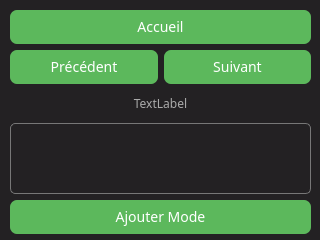
The window that thermostat/Thermostat/planningWindow.ui (kimchicharlie/Envio) describes before a commit, drawn with Qt 5.
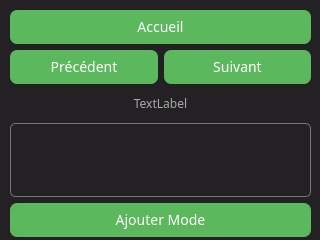
The same window after the commit. Icons and pictures are not drawn.

```diff
--- a/thermostat/Thermostat/planningWindow.ui
+++ b/thermostat/Thermostat/planningWindow.ui
@@ -24,7 +24,7 @@
       <x>10</x>
       <y>10</y>
       <width>301</width>
-      <height>224</height>
+      <height>227</height>
      </rect>
     </property>
     <layout class="QGridLayout" name="gridLayout">
@@ -71,7 +71,69 @@
      <item row="5" column="0">
       <widget class="QTableView" name="tableView">
        <property name="styleSheet">
-        <string notr="true">QLineEdit, QTextEdit, QSpinBox, QListWidget, QCheckbox {
+        <string notr="true">QScrollBar:vertical
+{
+      background: #777;
+      width: 15px;
+      margin: 16px 0 16px 0;
+      border: 1px solid #222222;
+}
+
+QScrollBar::handle:vertical
+{
+      background: #CCC;
+      min-height: 20px;
+      border-radius: 2px;
+}
+
+QScrollBar::add-line:vertical {
+	image: url(:/style/arrow-down.png);
+      background: #CCC;
+	height: 13px;
+	subcontrol-position: bottom;
+	subcontrol-origin: margin;
+}
+QScrollBar::sub-line:vertical {
+	image: url(:/style/up-down.png);
+      background: #CCC;
+	height: 13px;
+	subcontrol-position: top;
+	subcontrol-origin: margin;
+}
+
+QScrollBar::add-line:vertical
+{
+      border: 1px solid #1b1b19;
+      border-radius: 2px;
+      background: #CCC;
+      height: 14px;
+      subcontrol-position: bottom;
+      subcontrol-origin: margin;
+}
+
+QScrollBar::sub-line:vertical
+{
+      border: 1px solid #1b1b19;
+      border-radius: 2px;
+      background: #CCC;
+      height: 14px;
+      subcontrol-position: top;
+      subcontrol-origin: margin;
+}
+
+QScrollBar::up-arrow:vertical {
+	background-image: url(http://opencoffee.lnxteam.org/downloads/pub/pics/scrollbar_bg_bottom.png);
+	background-repeat: no repeat;
+}
+
+QScrollBar::down-arrow:vertical {
+	background-image: url(:/style/arrow-down.png);
+	background-repeat: no repeat;
+}
+
+
+
+QLineEdit, QTextEdit, QSpinBox, QListWidget, QCheckbox {
     margin-left: 2px;
     margin-right: 2px;
     margin-top: 2px;
```
